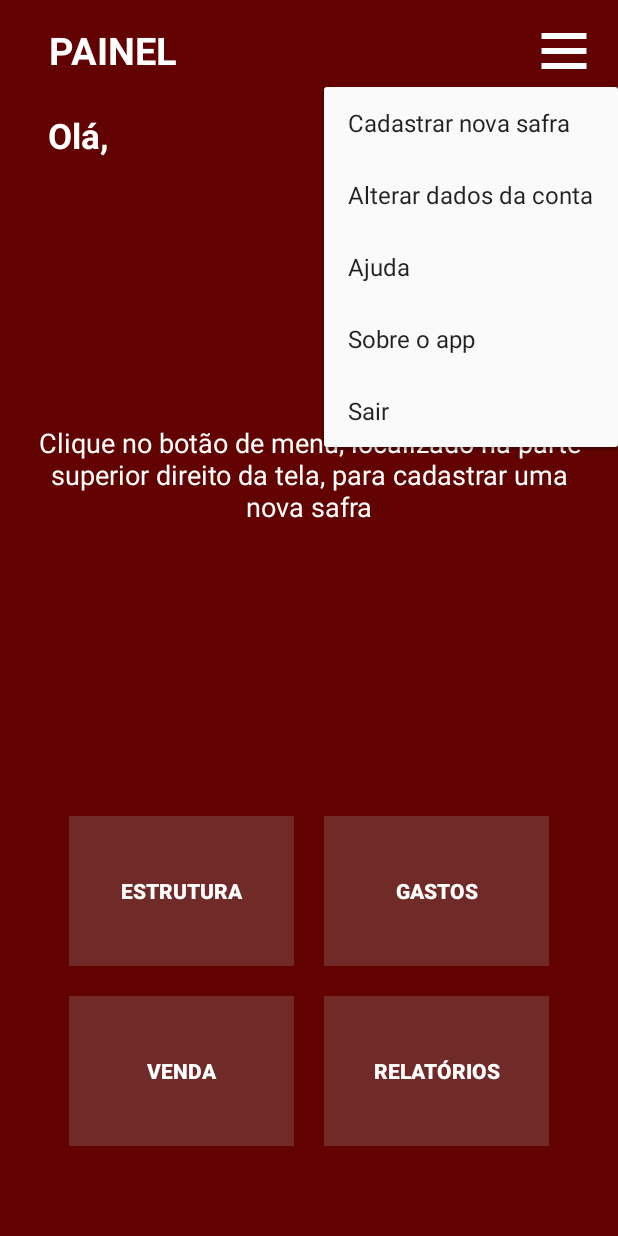
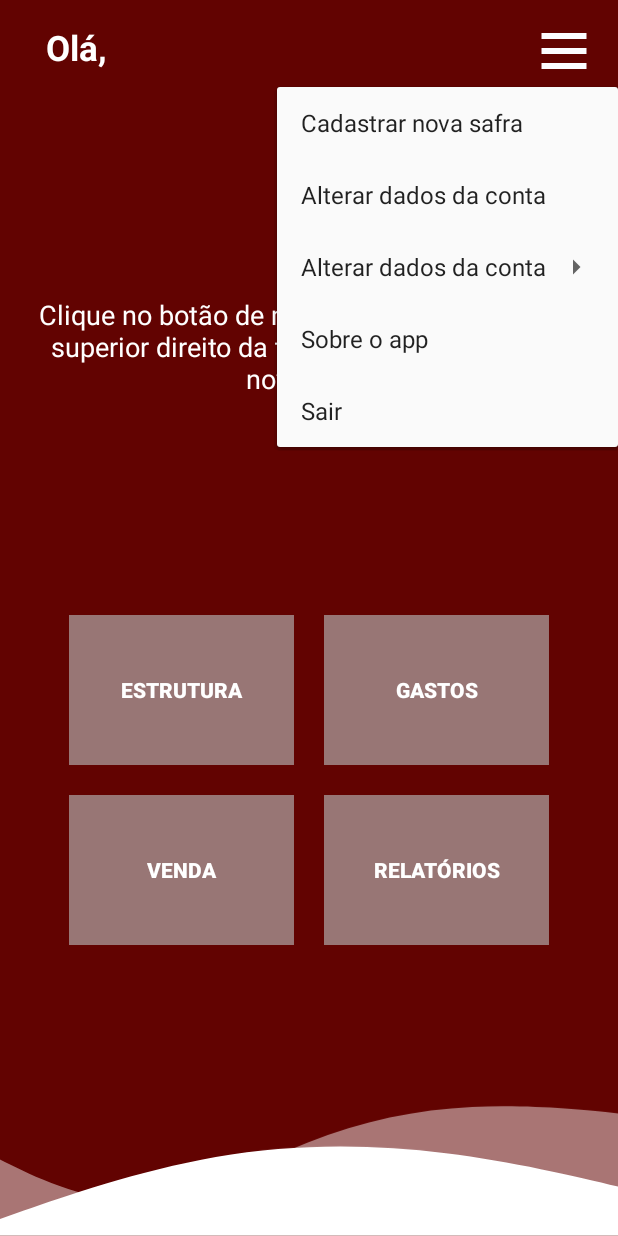
Before and after one commit to DionatanPO/Tomateiro, an Android app: the PainelActivity screen opened directly, with no data from a screen before it, after a tap on an icon or button, on a phone screen of 412 x 824 dp. Run offline under Robolectric (Android 15) with nearby library versions, the phone set to English and light mode, and no system bars; 1 statement that could not run was skipped.

Commit message:
Desenvolvimento v1.19

```diff
--- a/app/src/main/res/drawable/ic_relatorio_fundo.xml
+++ b/app/src/main/res/drawable/ic_relatorio_fundo.xml
@@ -7,7 +7,7 @@
       android:pathData="M0,0h314.476v170.845h-314.476z"
       android:strokeLineJoin="round"
       android:strokeWidth="6.51602"
-      android:fillColor="#999999"
-      android:fillAlpha="0.26506"
+      android:fillColor="#d7ffff"
+      android:fillAlpha="0.461847"
       android:strokeLineCap="round"/>
 </vector>
--- /dev/null
+++ b/app/src/main/res/drawable/ic_wave.xml
@@ -0,0 +1,15 @@
+<vector xmlns:android="http://schemas.android.com/apk/res/android"
+    android:width="1460.5dp"
+    android:height="444.49994dp"
+    android:viewportWidth="1460.5"
+    android:viewportHeight="444.49994">
+  <path
+      android:pathData="m-53.43,236.88 l64.97,32.45c64.97,31.96 194.91,97.58 324.85,90.66 129.94,-6.44 259.88,-84.22 389.82,-136.11 129.94,-51.4 259.88,-78.14 389.82,-84.22 129.94,-6.08 259.88,6.08 324.85,13l64.97,6.44l0,349.98l-64.97,0c-64.97,0 -194.91,0 -324.85,0 -129.94,0 -259.88,0 -389.82,0 -129.94,0 -259.88,0 -389.82,0 -129.94,0 -259.88,0 -324.85,0l-64.97,0z"
+      android:strokeWidth="1.06323"
+      android:fillColor="#ffffff"
+      android:fillAlpha="0.457831"/>
+  <path
+      android:pathData="m-34.27,416.05 l90.68,-31.64c90.68,-31.98 272.03,-94.75 453.39,-126.73 181.36,-31.64 362.71,-31.64 544.07,-8.99 181.36,22.31 362.71,68.11 453.39,90.42l90.68,22.65l0,81.43l-90.68,0c-90.68,0 -272.03,0 -453.39,0 -181.36,0 -362.71,0 -544.07,0 -181.36,0 -362.71,0 -453.39,0l-90.68,0z"
+      android:strokeWidth="0.768007"
+      android:fillColor="#ffffff"/>
+</vector>
--- a/app/src/main/res/layout/activity_painel.xml
+++ b/app/src/main/res/layout/activity_painel.xml
@@ -17,20 +17,16 @@
         app:layout_constraintEnd_toEndOf="parent"
         app:layout_constraintTop_toTopOf="parent" />
 
-    <TextView
-        android:id="@+id/textView"
+
+    <ImageView
+        android:id="@+id/imageView4"
         android:layout_width="wrap_content"
         android:layout_height="wrap_content"
-        android:layout_marginStart="32dp"
-        android:layout_marginLeft="32dp"
-        android:layout_marginTop="16dp"
-        android:gravity="center"
-        android:text="PAINEL"
-        android:textColor="@color/colorBranca"
-        android:textSize="25dp"
-        android:textStyle="bold"
-        app:layout_constraintStart_toStartOf="parent"
-        app:layout_constraintTop_toTopOf="parent" />
+        android:scaleType="fitEnd"
+        android:src="@drawable/ic_wave"
+        app:layout_constraintBottom_toBottomOf="parent"
+        app:layout_constraintEnd_toEndOf="parent"
+        app:layout_constraintStart_toStartOf="parent" />
 
     <TextView
         android:id="@+id/mensagem"
@@ -38,7 +34,7 @@
         android:layout_height="wrap_content"
         android:layout_marginStart="16dp"
         android:layout_marginLeft="16dp"
-        android:layout_marginTop="232dp"
+        android:layout_marginTop="150dp"
         android:layout_marginEnd="16dp"
         android:layout_marginRight="16dp"
         android:gravity="center_horizontal"
@@ -49,23 +45,23 @@
         app:layout_constraintEnd_toEndOf="parent"
         app:layout_constraintHorizontal_bias="0.50"
         app:layout_constraintStart_toStartOf="parent"
-        app:layout_constraintTop_toBottomOf="@+id/textView" />
+        app:layout_constraintTop_toBottomOf="@+id/painel_proprietario" />
 
     <TextView
         android:id="@+id/painel_proprietario"
-        android:layout_width="match_parent"
+        android:layout_width="297dp"
         android:layout_height="wrap_content"
-        android:layout_marginStart="32dp"
-        android:layout_marginLeft="32dp"
-        android:layout_marginTop="24dp"
+        android:layout_marginStart="8dp"
+        android:layout_marginLeft="8dp"
+        android:layout_marginTop="16dp"
         android:text="Olá, "
         android:textColor="@color/colorBranca"
         android:textSize="23dp"
         android:textStyle="bold"
-        app:layout_constraintEnd_toEndOf="parent"
+        app:layout_constraintEnd_toStartOf="@+id/btn_safra_menu"
         app:layout_constraintHorizontal_bias="0.45"
         app:layout_constraintStart_toStartOf="parent"
-        app:layout_constraintTop_toBottomOf="@+id/textView" />
+        app:layout_constraintTop_toTopOf="parent" />
 
 
     <androidx.constraintlayout.widget.ConstraintLayout
@@ -74,10 +70,11 @@
         android:layout_height="250dp"
         android:layout_marginStart="32dp"
         android:layout_marginLeft="32dp"
-        android:layout_marginTop="156dp"
+        android:layout_marginTop="110dp"
         android:layout_marginEnd="32dp"
         android:layout_marginRight="32dp"
         android:background="@drawable/ic_card_fundo"
+        android:elevation="15dp"
         android:visibility="gone"
         app:layout_constraintEnd_toEndOf="parent"
         app:layout_constraintHorizontal_bias="0.0"
@@ -172,12 +169,11 @@
         android:id="@+id/gridLayout6"
         android:layout_width="wrap_content"
         android:layout_height="wrap_content"
-        android:layout_marginBottom="50dp"
+        android:layout_marginTop="400dp"
         android:columnCount="2"
-        app:layout_constraintBottom_toBottomOf="parent"
         app:layout_constraintEnd_toEndOf="parent"
         app:layout_constraintStart_toStartOf="parent"
-        app:layout_constraintTop_toBottomOf="@+id/card_view_safra">
+        app:layout_constraintTop_toTopOf="parent">
 
         <Button
             android:layout_width="150dp"
--- a/app/src/main/res/layout/activity_relatorio.xml
+++ b/app/src/main/res/layout/activity_relatorio.xml
@@ -226,7 +226,6 @@
         <LinearLayout
             android:layout_width="match_parent"
             android:layout_height="match_parent"
-            android:background="@drawable/ic_relatorio_fundo"
             android:orientation="vertical">
 
             <androidx.constraintlayout.widget.ConstraintLayout
--- a/app/src/main/res/menu/safra_menu.xml
+++ b/app/src/main/res/menu/painek_menu.xml
@@ -6,9 +6,16 @@
         android:title="Cadastrar nova safra" />
 
     <item
-        android:id="@+id/perfil"
+        android:id="@+id/perfilAltera"
         android:title="Alterar dados da conta" />
-
+    <menu>
+        <item
+            android:id="@+id/perfil"
+            android:title="Perfil" />
+        <item
+            android:id="@+id/senha"
+            android:title="Senha" />
+    </menu>
     <item
         android:id="@+id/ajuda"
         android:title="Ajuda" />
@@ -20,4 +27,6 @@
     <item
         android:id="@+id/sair"
         android:title="Sair" />
+
+
 </menu>
```
Also changed, not shown: app/src/main/java/com/example/tomateiro/model/Produtor.java (+27 -0 lines), app/src/main/java/com/example/tomateiro/view/PainelActivity.java (+26 -2 lines), app/src/main/java/com/example/tomateiro/view/RegistroActivity.java (+40 -0 lines), app/src/main/res/layout/activity_registro.xml (+7 -1 lines).
